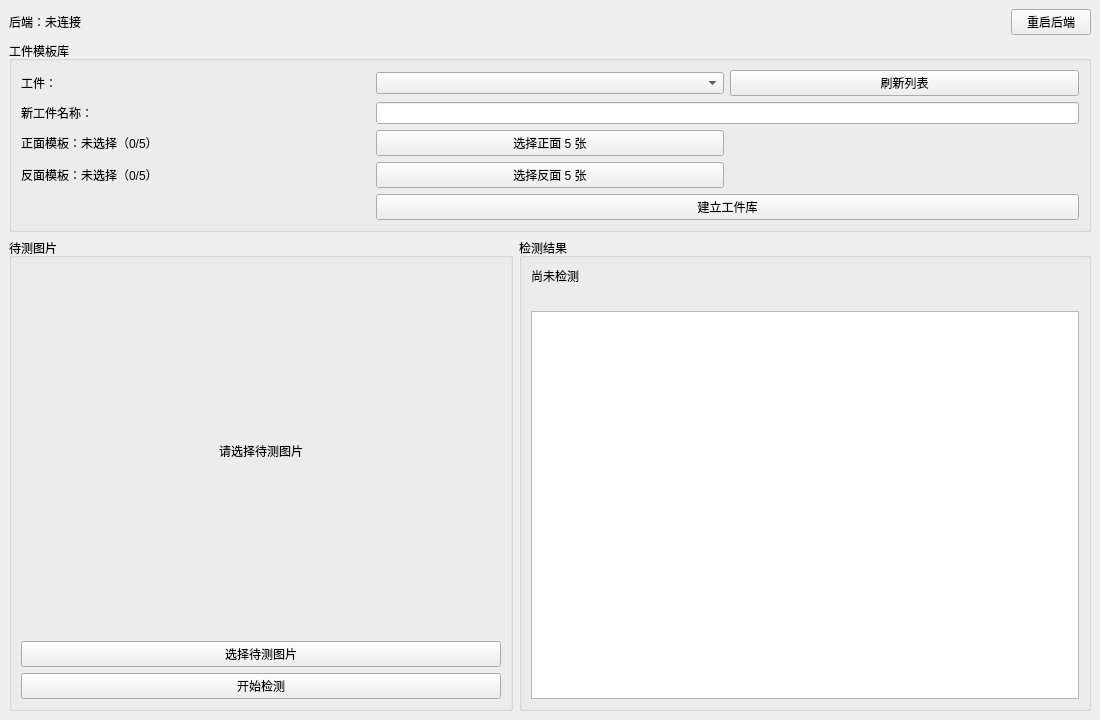
Old version of the form qt_app/mainwindow.ui in the repository Curry30LHJ/workpiece-orientation.
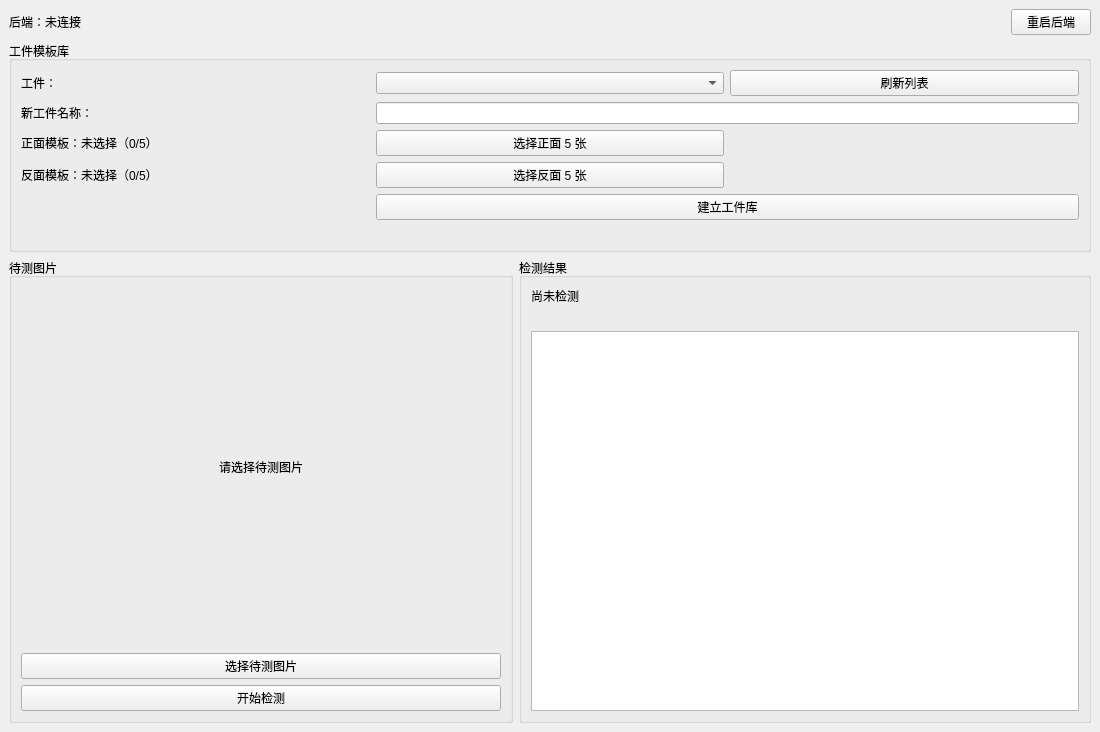
New version of the form.

The edit to the form file:
```diff
--- a/qt_app/mainwindow.ui
+++ b/qt_app/mainwindow.ui
@@ -33,6 +33,7 @@
        <item row="3" column="1"><widget class="QPushButton" name="chooseBackTemplatesButton"><property name="text"><string>选择反面 5 张</string></property></widget></item>
        <item row="3" column="2"><widget class="QLabel" name="backTemplatesFilesLabel"><property name="text"><string/></property></widget></item>
        <item row="4" column="1" colspan="2"><widget class="QPushButton" name="registerButton"><property name="text"><string>建立工件库</string></property></widget></item>
+       <item row="5" column="1" colspan="2"><widget class="QLabel" name="libraryMessageLabel"><property name="text"><string/></property></widget></item>
       </layout>
      </widget>
     </item>
```
